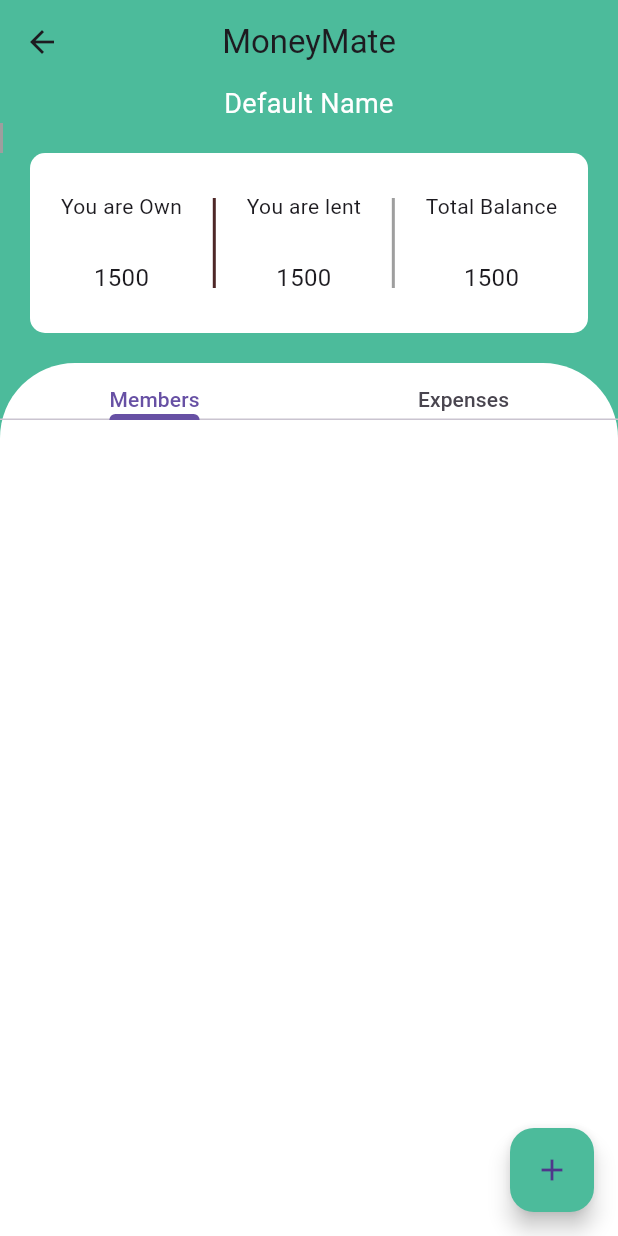
After one commit to Muhammad-Yaqoob-4110/SE-Lab-Final-Project, a Flutter app: the GroupScreen screen opened directly, on a phone screen of 412 x 824 dp. The commit adds this screen. Run offline on Flutter 3.47's test engine with Material 3 defaults, Android fonts, the phone set to English and light mode, and no system bars.

```diff
--- a/money_mate/lib/config.dart
+++ b/money_mate/lib/config.dart
@@ -2,6 +2,7 @@
 
 class ApiConstants {
   static const String baseUrl = "http://138.68.108.189/api";
+  // static const String baseUrl = "http://127.0.0.1:4110/api";
   static const String loginUserApi = "$baseUrl/users/login";
   static const String signUpApi = "$baseUrl/users";
   static const String updateUserApi = "$baseUrl/users";
--- /dev/null
+++ b/money_mate/lib/view/screen/group/group_info_screen.dart
@@ -0,0 +1,305 @@
+import 'package:flutter/material.dart';
+import 'package:moneymate/view/screen/home/home_screen.dart';
+
+enum ActiveTab { Members, Expenses }
+
+class GroupScreen extends StatefulWidget {
+  final dynamic group;
+  final dynamic data;
+  final dynamic token;
+
+  GroupScreen({Key? key, this.group, this.data, this.token}) : super(key: key);
+
+  @override
+  _GroupScreenState createState() => _GroupScreenState();
+}
+
+class _GroupScreenState extends State<GroupScreen> {
+  Color myColor = Color(0xFF4CBB9B);
+  List<ItemData> activity = [];
+
+  ActiveTab _activeTab = ActiveTab.Members;
+  TextEditingController emailController = TextEditingController();
+  TextEditingController groupNameController = TextEditingController();
+
+  @override
+  Widget build(BuildContext context) {
+    print(widget.group);
+    return Scaffold(
+      resizeToAvoidBottomInset: false,
+      appBar: AppBar(
+        backgroundColor: myColor,
+        title: Text("MoneyMate"),
+        centerTitle: true,
+        leading: IconButton(
+          icon: Icon(Icons.arrow_back),
+          onPressed: () {
+            Navigator.pop(context);
+          },
+        ),
+      ),
+      body: SingleChildScrollView(
+        child: Container(
+          height: MediaQuery.of(context).size.height,
+          decoration: BoxDecoration(color: myColor),
+          child: Column(
+            children: [
+              Text(
+                widget.data?['fullName'] ?? 'Default Name',
+                textAlign: TextAlign.center,
+                style: const TextStyle(fontSize: 18, color: Colors.white),
+              ),
+              Row(
+                children: [
+                  Container(
+                    height: 20,
+                    width: 2,
+                    color: Colors.grey,
+                  )
+                ],
+              ),
+              Container(
+                margin: const EdgeInsets.only(left: 20, right: 20),
+                height: 120,
+                width: double.infinity,
+                decoration: BoxDecoration(
+                  color: Colors.white,
+                  borderRadius: BorderRadius.circular(10),
+                ),
+                child: Row(
+                  mainAxisAlignment: MainAxisAlignment.spaceEvenly,
+                  children: [
+                    const Column(
+                      mainAxisAlignment: MainAxisAlignment.spaceEvenly,
+                      children: [
+                        Text("You are Own"),
+                        Text(
+                          "1500",
+                          style: TextStyle(fontSize: 16),
+                        )
+                      ],
+                    ),
+                    Container(
+                      height: 60,
+                      width: 2,
+                      color: const Color.fromARGB(255, 78, 39, 39),
+                    ),
+                    const Column(
+                      mainAxisAlignment: MainAxisAlignment.spaceEvenly,
+                      children: [
+                        Text("You are lent"),
+                        Text(
+                          "1500",
+                          style: TextStyle(fontSize: 16),
+                        )
+                      ],
+                    ),
+                    Container(
+                      height: 60,
+                      width: 2,
+                      color: Colors.grey,
+                    ),
+                    const Column(
+                      mainAxisAlignment: MainAxisAlignment.spaceEvenly,
+                      children: [
+                        Text("Total Balance"),
+                        Text(
+                          "1500",
+                          style: TextStyle(fontSize: 16),
+                        )
+                      ],
+                    ),
+                  ],
+                ),
+              ),
+              Expanded(
+                child: Container(
+                  margin: const EdgeInsets.only(top: 20),
+                  decoration: const BoxDecoration(
+                    borderRadius: BorderRadius.only(
+                      topLeft: Radius.circular(50),
+                      topRight: Radius.circular(50),
+                    ),
+                    color: Colors.white,
+                  ),
+                  width: double.infinity,
+                  child: DefaultTabController(
+                    length: 2,
+                    child: Container(
+                      padding: const EdgeInsets.only(top: 14),
+                      child: Column(
+                        mainAxisAlignment: MainAxisAlignment.spaceAround,
+                        children: [
+                          TabBar(
+                            tabs: const <Widget>[
+                              Text("Members"),
+                              Text("Expenses"),
+                              // Text("Activity"),
+                            ],
+                            indicatorWeight: 4,
+                            onTap: (index) {
+                              setState(() {
+                                _activeTab = ActiveTab.values[index];
+                              });
+                            },
+                          ),
+                          Expanded(
+                            child: Container(
+                              child: TabBarView(
+                                children: [
+                                  // add members Tab
+                                  ListView.builder(
+                                    itemCount: activity.length,
+                                    itemBuilder: (context, index) {
+                                      String title =
+                                          activity[index].email ?? "";
+                                      String initialLetter = title.isNotEmpty
+                                          ? title[0].toUpperCase()
+                                          : "";
+
+                                      return Dismissible(
+                                        key: Key(activity[index]
+                                            .timestamp
+                                            .toString()),
+                                        onDismissed: (direction) {
+                                          setState(() {
+                                            activity.removeAt(index);
+                                          });
+                                        },
+                                        background: Container(
+                                          color: Colors.red,
+                                          child: Icon(Icons.delete,
+                                              color: Colors.white),
+                                          alignment: Alignment.centerRight,
+                                          padding: const EdgeInsets.only(
+                                              right: 16.0),
+                                        ),
+                                        child: ListTile(
+                                          onTap: () {
+                                            print('Item tapped: $title');
+                                          },
+                                          leading: CircleAvatar(
+                                            backgroundColor: Colors.blue,
+                                            child: Text(initialLetter),
+                                          ),
+                                          title: Text(title),
+                                          trailing: const Text(
+                                            'Rs: 0',
+                                          ),
+                                        ),
+                                      );
+                                    },
+                                  ),
+                                  // add expenses Tab
+                                  ListView.builder(
+                                    itemCount: activity.length,
+                                    itemBuilder: (context, index) {
+                                      String title =
+                                          activity[index].email ?? "";
+                                      String initialLetter = title.isNotEmpty
+                                          ? title[0].toUpperCase()
+                                          : "";
+
+                                      return Dismissible(
+                                        key: Key(activity[index]
+                                            .timestamp
+                                            .toString()),
+                                        onDismissed: (direction) {
+                                          setState(() {
+                                            activity.removeAt(index);
+                                          });
+                                        },
+                                        background: Container(
+                                          color: Colors.red,
+                                          child: Icon(Icons.delete,
+                                              color: Colors.white),
+                                          alignment: Alignment.centerRight,
+                                          padding: const EdgeInsets.only(
+                                              right: 16.0),
+                                        ),
+                                        child: ListTile(
+                                          onTap: () {
+                                            print('Item tapped: $title');
+                                          },
+                                          leading: CircleAvatar(
+                                            backgroundColor: Colors.blue,
+                                            child: Text(initialLetter),
+                                          ),
+                                          title: Text(title),
+                                          trailing: const Text(
+                                            'Rs: 0',
+                                          ),
+                                        ),
+                                      );
+                                    },
+                                  ),
+                                ],
+                              ),
+                            ),
+                          ),
+                        ],
+                      ),
+                    ),
+                  ),
+                ),
+              ),
+            ],
+          ),
+        ),
+      ),
+      floatingActionButton: FloatingActionButton(
+        onPressed: () {
+          showModalBottomSheet(
+            context: context,
+            builder: (BuildContext context) {
+              return Container(
+                padding: const EdgeInsets.all(16),
+                child: Column(
+                  mainAxisSize: MainAxisSize.min,
+                  children: [
+                    TextField(
+                      controller: emailController,
+                      decoration:
+                          const InputDecoration(labelText: 'Friend\'s Email'),
+                    ),
+                    const SizedBox(height: 16),
+                    ElevatedButton(
+                      onPressed: () {
+                        ItemData randomItemData = ItemData(
+                            timestamp: DateTime.timestamp(),
+                            email: emailController.text);
+                        setState(() {
+                          activity.add(randomItemData);
+                        });
+
+                        emailController.clear();
+                        Navigator.pop(context);
+                      },
+                      child: const Text('Add Friend'),
+                    ),
+                  ],
+                ),
+              );
+            },
+          );
+        },
+        backgroundColor: myColor,
+        child: const Icon(Icons.add),
+      ),
+    );
+  }
+}
+
+class ItemData {
+  final DateTime timestamp;
+  final String? email;
+  final String? groupName;
+  final String? title;
+
+  ItemData({
+    required this.timestamp,
+    this.email,
+    this.groupName,
+    this.title,
+  });
+}
--- a/money_mate/pubspec.yaml
+++ b/money_mate/pubspec.yaml
@@ -31,6 +31,7 @@
   flutter:
     sdk: flutter
   http: ^1.1.2
+  shared_preferences: ^2.0.8
   # The following adds the Cupertino Icons font to your application.
   # Use with the CupertinoIcons class for iOS style icons.
   cupertino_icons: ^1.0.2
```
Also changed, not shown: money_mate/lib/view/screen/account/account_screen.dart (added, +99 -0 lines), money_mate/lib/view/screen/auth/login_screen.dart (+14 -0 lines), money_mate/lib/view/screen/home/home_screen.dart (+22 -4 lines), money_mate/lib/view/screen/splash/splash_screen.dart (+35 -0 lines), money_mate/pubspec.lock, 3 other files.
